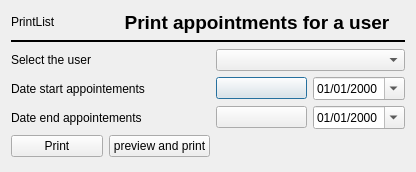
Old version of the form Programmes/MedinTuxTools-QT4/Agenda/C_Dlg_ImprimerRDV.ui in the repository leo-naeka/medintux.
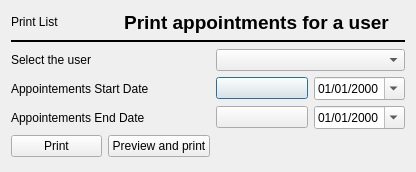
New version of the form.

Commit message: Correction chaines anglaises

The edit to the form file:
```diff
--- a/Programmes/MedinTuxTools-QT4/Agenda/C_Dlg_ImprimerRDV.ui
+++ b/Programmes/MedinTuxTools-QT4/Agenda/C_Dlg_ImprimerRDV.ui
@@ -23,7 +23,7 @@
       </sizepolicy>
      </property>
      <property name="text">
-      <string>PrintList</string>
+      <string>Print List</string>
      </property>
     </widget>
    </item>
@@ -75,7 +75,7 @@
    <item row="3" column="0" colspan="2">
     <widget class="QLabel" name="label_Datedeb">
      <property name="text">
-      <string>Date start appointements</string>
+      <string>Appointements Start Date </string>
      </property>
     </widget>
    </item>
@@ -99,7 +99,7 @@
    <item row="4" column="0" colspan="2">
     <widget class="QLabel" name="label_datfin">
      <property name="text">
-      <string>Date end appointements</string>
+      <string>Appointements End Date </string>
      </property>
     </widget>
    </item>
@@ -130,7 +130,7 @@
    <item row="5" column="1">
     <widget class="QPushButton" name="pushButton_preview">
      <property name="text">
-      <string>preview and print</string>
+      <string>Preview and print</string>
      </property>
     </widget>
    </item>
```
Left out of the diff: 2 changed lines with no effect on the pictures.
